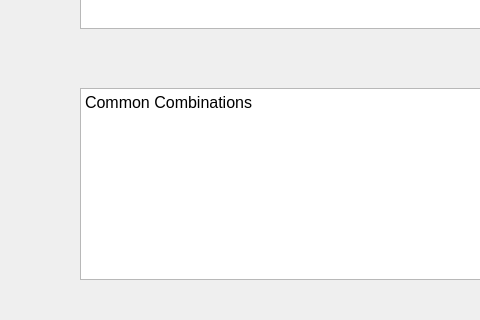
First picture: the form in tutorial.ui, repository DevTimBo/DEEPL-Project, before the edit; both pictures show x 0 to 480 and y 252 to 572 of the 723 by 740 pixel window.
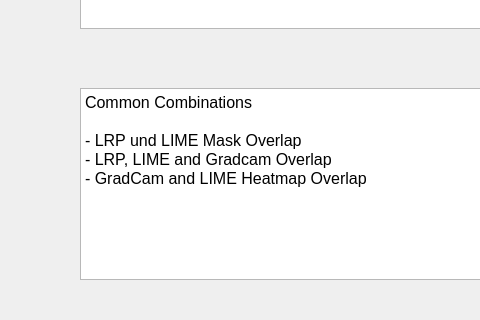
Second picture: the form after the edit.

Commit message: added combinations to tutorial page

```diff
--- a/tutorial.ui
+++ b/tutorial.ui
@@ -68,7 +68,10 @@
 p, li { white-space: pre-wrap; }
 &lt;/style&gt;&lt;/head&gt;&lt;body style=&quot; font-family:'MS Shell Dlg 2'; font-size:7.8pt; font-weight:400; font-style:normal;&quot;&gt;
 &lt;p style=&quot; margin-top:0px; margin-bottom:0px; margin-left:0px; margin-right:0px; -qt-block-indent:0; text-indent:0px;&quot;&gt;&lt;span style=&quot; font-size:12pt;&quot;&gt;Common Combinations&lt;/span&gt;&lt;/p&gt;
-&lt;p style=&quot;-qt-paragraph-type:empty; margin-top:0px; margin-bottom:0px; margin-left:0px; margin-right:0px; -qt-block-indent:0; text-indent:0px; font-size:12pt;&quot;&gt;&lt;br /&gt;&lt;/p&gt;&lt;/body&gt;&lt;/html&gt;</string>
+&lt;p style=&quot;-qt-paragraph-type:empty; margin-top:0px; margin-bottom:0px; margin-left:0px; margin-right:0px; -qt-block-indent:0; text-indent:0px; font-size:12pt;&quot;&gt;&lt;br /&gt;&lt;/p&gt;
+&lt;p style=&quot; margin-top:0px; margin-bottom:0px; margin-left:0px; margin-right:0px; -qt-block-indent:0; text-indent:0px;&quot;&gt;&lt;span style=&quot; font-size:12pt;&quot;&gt;- LRP und LIME Mask Overlap&lt;/span&gt;&lt;/p&gt;
+&lt;p style=&quot; margin-top:0px; margin-bottom:0px; margin-left:0px; margin-right:0px; -qt-block-indent:0; text-indent:0px;&quot;&gt;&lt;span style=&quot; font-size:12pt;&quot;&gt;- LRP, LIME and Gradcam Overlap &lt;/span&gt;&lt;/p&gt;
+&lt;p style=&quot; margin-top:0px; margin-bottom:0px; margin-left:0px; margin-right:0px; -qt-block-indent:0; text-indent:0px;&quot;&gt;&lt;span style=&quot; font-size:12pt;&quot;&gt;- GradCam and LIME Heatmap Overlap&lt;/span&gt;&lt;/p&gt;&lt;/body&gt;&lt;/html&gt;</string>
    </property>
   </widget>
  </widget>
```
